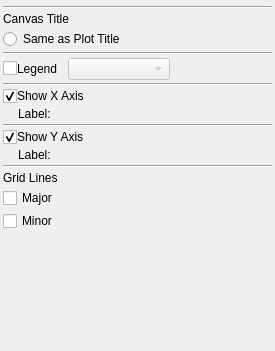
radio-astro/casa, file code/plotms/GuiTabs/PlotMSCanvasTab.ui: the form before one commit.
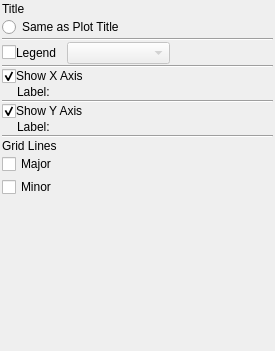
The form after the commit.

Commit message: New Development: Yes             JIRA Issue: CAS-4976         Ready for Test: Yes      Interface Changes: Yes What Interface Changed: To numerous to list.          Test Programs: Please see test directory   Put in Release Notes: No              Module(s): Plotms            Description: 1.  Removal of "interactive" parameter. 2.  Contains preliminary work on supporting multiple plots per page.

The edit to the form file:
```diff
--- a/code/plotms/GuiTabs/PlotMSCanvasTab.ui
+++ b/code/plotms/GuiTabs/PlotMSCanvasTab.ui
@@ -18,76 +18,41 @@
   <property name="windowTitle" >
    <string>PlotMS Canvas Tab</string>
   </property>
-  <layout class="QVBoxLayout" >
-   <property name="spacing" >
-    <number>3</number>
+  <layout class="QVBoxLayout" name="verticalLayout">
+   <property name="spacing">
+    <number>1</number>
    </property>
-   <property name="leftMargin" >
-    <number>3</number>
+   <property name="margin">
+    <number>2</number>
    </property>
-   <property name="topMargin" >
-    <number>3</number>
-   </property>
-   <property name="rightMargin" >
-    <number>3</number>
-   </property>
-   <property name="bottomMargin" >
-    <number>3</number>
-   </property>
    <item>
-    <widget class="QFrame" name="chooserFrame" >
-     <property name="frameShape" >
-      <enum>QFrame::NoFrame</enum>
+    <widget class="QLabel" name="titleLabel">
+     <property name="text">
+      <string>Title</string>
      </property>
-     <property name="frameShadow" >
-      <enum>QFrame::Raised</enum>
-     </property>
-    </widget>
-   </item>
-   <item>
-    <widget class="Line" name="chooserLine" >
-     <property name="orientation" >
-      <enum>Qt::Horizontal</enum>
-     </property>
-    </widget>
-   </item>
-   <item>
-    <widget class="QLabel" name="titleLabel" >
-     <property name="text" >
-      <string>Canvas Title</string>
-     </property>
-     <property name="textFormat" >
+     <property name="textFormat">
       <enum>Qt::RichText</enum>
      </property>
     </widget>
    </item>
    <item>
-    <widget class="QFrame" name="titleFrame" >
-     <property name="frameShape" >
+    <widget class="QFrame" name="titleFrame">
+     <property name="frameShape">
       <enum>QFrame::NoFrame</enum>
      </property>
      <property name="frameShadow" >
       <enum>QFrame::Raised</enum>
      </property>
-     <layout class="QVBoxLayout" >
-      <property name="spacing" >
+     <layout class="QVBoxLayout">
+      <property name="spacing">
        <number>3</number>
       </property>
-      <property name="leftMargin" >
-       <number>0</number>
-      </property>
-      <property name="topMargin" >
-       <number>0</number>
-      </property>
-      <property name="rightMargin" >
-       <number>0</number>
-      </property>
-      <property name="bottomMargin" >
+      <property name="margin">
        <number>0</number>
       </property>
       <item>
-       <widget class="QRadioButton" name="titleSameAsPlot" >
-        <property name="text" >
+       <widget class="QRadioButton" name="titleSameAsPlot">
+        <property name="text">
          <string>Same as Plot Title</string>
         </property>
        </widget>
@@ -96,27 +61,27 @@
     </widget>
    </item>
    <item>
-    <widget class="Line" name="line" >
-     <property name="orientation" >
+    <widget class="Line" name="line">
+     <property name="orientation">
       <enum>Qt::Horizontal</enum>
      </property>
     </widget>
    </item>
    <item>
-    <layout class="QHBoxLayout" >
-     <property name="spacing" >
+    <layout class="QHBoxLayout">
+     <property name="spacing">
       <number>0</number>
      </property>
      <item>
-      <widget class="QCheckBox" name="legend" >
-       <property name="text" >
+      <widget class="QCheckBox" name="legend">
+       <property name="text">
         <string/>
        </property>
       </widget>
      </item>
      <item>
-      <widget class="QLabel" name="legendLabel" >
-       <property name="text" >
+      <widget class="QLabel" name="legendLabel">
+       <property name="text">
         <string>Legend</string>
        </property>
        <property name="textFormat" >
@@ -141,8 +106,8 @@
       </spacer>
      </item>
      <item>
-      <widget class="QComboBox" name="legendChooser" >
-       <property name="enabled" >
+      <widget class="QComboBox" name="legendChooser">
+       <property name="enabled">
         <bool>false</bool>
        </property>
        <property name="sizePolicy" >
@@ -169,20 +134,20 @@
     </layout>
    </item>
    <item>
-    <widget class="Line" name="line_4" >
-     <property name="orientation" >
+    <widget class="Line" name="line_4">
+     <property name="orientation">
       <enum>Qt::Horizontal</enum>
      </property>
     </widget>
    </item>
    <item>
-    <layout class="QHBoxLayout" >
-     <property name="spacing" >
+    <layout class="QHBoxLayout">
+     <property name="spacing">
       <number>0</number>
      </property>
      <item>
-      <widget class="QCheckBox" name="xAxis" >
-       <property name="text" >
+      <widget class="QCheckBox" name="xAxis">
+       <property name="text">
         <string/>
        </property>
        <property name="checked" >
@@ -191,9 +156,9 @@
       </widget>
      </item>
      <item>
-      <widget class="QLabel" name="xAxisLabel" >
-       <property name="sizePolicy" >
-        <sizepolicy vsizetype="Preferred" hsizetype="Expanding" >
+      <widget class="QLabel" name="xAxisLabel">
+       <property name="sizePolicy">
+        <sizepolicy hsizetype="Expanding" vsizetype="Preferred">
          <horstretch>0</horstretch>
          <verstretch>0</verstretch>
         </sizepolicy>
@@ -209,32 +174,32 @@
     </layout>
    </item>
    <item>
-    <widget class="QFrame" name="xLabel" >
-     <property name="frameShape" >
+    <widget class="QFrame" name="xLabel">
+     <property name="frameShape">
       <enum>QFrame::NoFrame</enum>
      </property>
      <property name="frameShadow" >
       <enum>QFrame::Raised</enum>
      </property>
-     <layout class="QHBoxLayout" >
-      <property name="spacing" >
+     <layout class="QHBoxLayout">
+      <property name="spacing">
        <number>3</number>
       </property>
-      <property name="leftMargin" >
+      <property name="leftMargin">
        <number>15</number>
       </property>
-      <property name="topMargin" >
+      <property name="topMargin">
        <number>0</number>
       </property>
-      <property name="rightMargin" >
+      <property name="rightMargin">
        <number>0</number>
       </property>
-      <property name="bottomMargin" >
+      <property name="bottomMargin">
        <number>0</number>
       </property>
       <item>
-       <widget class="QLabel" name="xLabelLabel" >
-        <property name="text" >
+       <widget class="QLabel" name="xLabelLabel">
+        <property name="text">
          <string>Label:</string>
         </property>
         <property name="textFormat" >
@@ -243,9 +208,9 @@
        </widget>
       </item>
       <item>
-       <widget class="QFrame" name="xLabelFrame" >
-        <property name="sizePolicy" >
-         <sizepolicy vsizetype="Preferred" hsizetype="Expanding" >
+       <widget class="QFrame" name="xLabelFrame">
+        <property name="sizePolicy">
+         <sizepolicy hsizetype="Expanding" vsizetype="Preferred">
           <horstretch>0</horstretch>
           <verstretch>0</verstretch>
          </sizepolicy>
@@ -262,20 +227,20 @@
     </widget>
    </item>
    <item>
-    <widget class="Line" name="line_3" >
-     <property name="orientation" >
+    <widget class="Line" name="line_3">
+     <property name="orientation">
       <enum>Qt::Horizontal</enum>
      </property>
     </widget>
    </item>
    <item>
-    <layout class="QHBoxLayout" >
-     <property name="spacing" >
+    <layout class="QHBoxLayout">
+     <property name="spacing">
       <number>0</number>
      </property>
      <item>
-      <widget class="QCheckBox" name="yAxis" >
-       <property name="text" >
+      <widget class="QCheckBox" name="yAxis">
+       <property name="text">
         <string/>
        </property>
        <property name="checked" >
@@ -284,9 +249,9 @@
       </widget>
      </item>
      <item>
-      <widget class="QLabel" name="yAxisLabel" >
-       <property name="sizePolicy" >
-        <sizepolicy vsizetype="Preferred" hsizetype="Expanding" >
+      <widget class="QLabel" name="yAxisLabel">
+       <property name="sizePolicy">
+        <sizepolicy hsizetype="Expanding" vsizetype="Preferred">
          <horstretch>0</horstretch>
          <verstretch>0</verstretch>
         </sizepolicy>
@@ -302,32 +267,32 @@
     </layout>
    </item>
    <item>
-    <widget class="QFrame" name="yLabel" >
-     <property name="frameShape" >
+    <widget class="QFrame" name="yLabel">
+     <property name="frameShape">
       <enum>QFrame::NoFrame</enum>
      </property>
      <property name="frameShadow" >
       <enum>QFrame::Raised</enum>
      </property>
-     <layout class="QHBoxLayout" >
-      <property name="spacing" >
+     <layout class="QHBoxLayout">
+      <property name="spacing">
        <number>3</number>
       </property>
-      <property name="leftMargin" >
+      <property name="leftMargin">
        <number>15</number>
       </property>
-      <property name="topMargin" >
+      <property name="topMargin">
        <number>0</number>
       </property>
-      <property name="rightMargin" >
+      <property name="rightMargin">
        <number>0</number>
       </property>
-      <property name="bottomMargin" >
+      <property name="bottomMargin">
        <number>0</number>
       </property>
       <item>
-       <widget class="QLabel" name="yLabelLabel" >
-        <property name="text" >
+       <widget class="QLabel" name="yLabelLabel">
+        <property name="text">
          <string>Label:</string>
         </property>
         <property name="textFormat" >
@@ -336,9 +301,9 @@
        </widget>
       </item>
       <item>
-       <widget class="QFrame" name="yLabelFrame" >
-        <property name="sizePolicy" >
-         <sizepolicy vsizetype="Preferred" hsizetype="Expanding" >
+       <widget class="QFrame" name="yLabelFrame">
+        <property name="sizePolicy">
+         <sizepolicy hsizetype="Expanding" vsizetype="Preferred">
           <horstretch>0</horstretch>
           <verstretch>0</verstretch>
          </sizepolicy>
@@ -355,22 +320,22 @@
     </widget>
    </item>
    <item>
-    <widget class="Line" name="line_2" >
-     <property name="orientation" >
+    <widget class="Line" name="line_2">
+     <property name="orientation">
       <enum>Qt::Horizontal</enum>
      </property>
     </widget>
    </item>
    <item>
-    <widget class="QLabel" name="gridLabel" >
-     <property name="text" >
+    <widget class="QLabel" name="gridLabel">
+     <property name="text">
       <string>Grid Lines</string>
      </property>
     </widget>
    </item>
    <item>
-    <widget class="QFrame" name="gridFrame" >
-     <property name="maximumSize" >
+    <widget class="QFrame" name="gridFrame">
+     <property name="maximumSize">
       <size>
        <width>16777215</width>
        <height>50</height>
@@ -382,36 +347,24 @@
      <property name="frameShadow" >
       <enum>QFrame::Raised</enum>
      </property>
-     <layout class="QGridLayout" >
-      <property name="leftMargin" >
+     <layout class="QGridLayout">
+      <property name="margin">
        <number>0</number>
       </property>
-      <property name="topMargin" >
-       <number>0</number>
-      </property>
-      <property name="rightMargin" >
-       <number>0</number>
-      </property>
-      <property name="bottomMargin" >
-       <number>0</number>
-      </property>
-      <property name="horizontalSpacing" >
+      <property name="spacing">
        <number>3</number>
       </property>
-      <property name="verticalSpacing" >
-       <number>3</number>
-      </property>
-      <item row="0" column="0" >
-       <widget class="QCheckBox" name="gridMajor" >
-        <property name="text" >
+      <item row="0" column="0">
+       <widget class="QCheckBox" name="gridMajor">
+        <property name="text">
          <string>Major</string>
         </property>
        </widget>
       </item>
-      <item row="0" column="1" >
-       <widget class="QFrame" name="gridMajorFrame" >
-        <property name="sizePolicy" >
-         <sizepolicy vsizetype="Preferred" hsizetype="Expanding" >
+      <item row="0" column="1">
+       <widget class="QFrame" name="gridMajorFrame">
+        <property name="sizePolicy">
+         <sizepolicy hsizetype="Expanding" vsizetype="Preferred">
           <horstretch>0</horstretch>
           <verstretch>0</verstretch>
          </sizepolicy>
@@ -424,17 +377,17 @@
         </property>
        </widget>
       </item>
-      <item row="1" column="0" >
-       <widget class="QCheckBox" name="gridMinor" >
-        <property name="text" >
+      <item row="1" column="0">
+       <widget class="QCheckBox" name="gridMinor">
+        <property name="text">
          <string>Minor</string>
         </property>
        </widget>
       </item>
-      <item row="1" column="1" >
-       <widget class="QFrame" name="gridMinorFrame" >
-        <property name="sizePolicy" >
-         <sizepolicy vsizetype="Preferred" hsizetype="Expanding" >
+      <item row="1" column="1">
+       <widget class="QFrame" name="gridMinorFrame">
+        <property name="sizePolicy">
+         <sizepolicy hsizetype="Expanding" vsizetype="Preferred">
           <horstretch>0</horstretch>
           <verstretch>0</verstretch>
          </sizepolicy>
```
Left out of the diff: 85 changed lines with no effect on the pictures. The commit also changes 123 other files.
